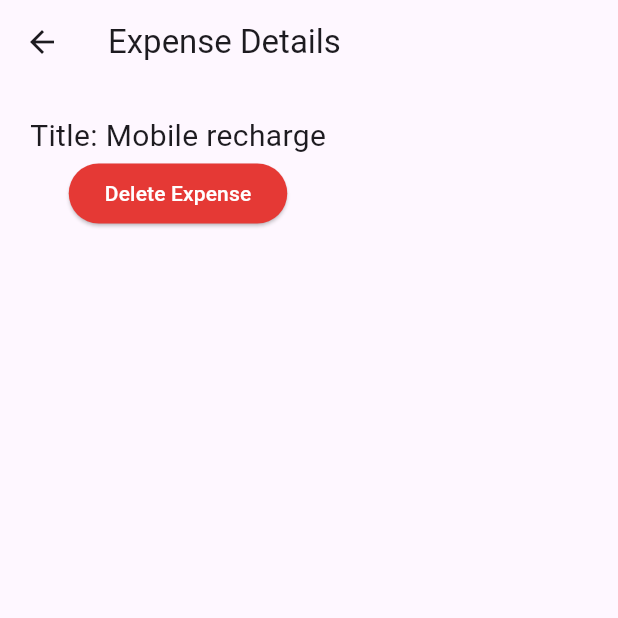
After one commit to java2786/flutter-mobile-development, a Flutter app: the screen it shows after launch, after a tap on "Mobile recharge", on a phone screen of 412 x 824 dp, the top half of it. The commit adds this screen. Run offline on Flutter 3.47's test engine with Material 3 defaults, Android fonts, the phone set to English and light mode, and no system bars; our stand-ins replace shared_preferences.

Commit message:
routing and data sharing

```diff
--- /dev/null
+++ b/flutter_tutorials/expense_tracker/lib/expense_detail_screen.dart
@@ -0,0 +1,30 @@
+import 'dart:math';
+
+import 'package:expense_tracker/expense_model.dart';
+import 'package:flutter/material.dart';
+
+class ExpenseDetailsScreen extends StatelessWidget{
+  final Expense expense;
+  ExpenseDetailsScreen({super.key, required this.expense});
+
+  @override
+  Widget build(BuildContext context) {
+    return Scaffold(
+      appBar: AppBar(title: Text("Expense Details"),),
+      body: Padding(
+        padding: EdgeInsets.all(20),
+        child: Column(
+          children: [
+            Text("Title: ${expense.title}", style: TextStyle(fontSize: 20),),
+            ElevatedButton(
+              style: ElevatedButton.styleFrom(backgroundColor: Colors.red[600]),
+              onPressed: (){
+                Navigator.pop(context, "delete");
+              },
+              child: Text("Delete Expense", style: TextStyle(color: Colors.white),)),
+          ],
+        ),
+      ),
+    );
+  }
+}
--- a/flutter_tutorials/expense_tracker/lib/main.dart
+++ b/flutter_tutorials/expense_tracker/lib/main.dart
@@ -1,4 +1,5 @@
 import 'package:expense_tracker/add_expense_screen.dart';
+import 'package:expense_tracker/expense_detail_screen.dart';
 import 'package:expense_tracker/expense_model.dart';
 import 'package:flutter/material.dart';
 
@@ -65,17 +66,64 @@ class _HomeScreenState extends State<HomeScreen> {
     }
   }
 
-  void navigateToDetail(Expense expense) {
+  void navigateToDetail(Expense expense, int index) async {
     print("${expense.title} is clicked");
+
+    final result = await Navigator.push(
+      context,
+      MaterialPageRoute(
+        builder: (context) {
+          // return AddExpenseScreen();
+          return ExpenseDetailsScreen(expense: expense);
+        },
+      ),
+    );
+
+    if(result == 'delete'){
+      setState(() {
+      // expenses.removeAt(index);
+      int ei = -1;
+
+      for(int i=0;i<expenses.length;i++){
+        Expense currentExpense = expenses[i];
+        if(currentExpense.title == expense.title &&
+          currentExpense.amount == expense.amount &&
+          currentExpense.category == expense.category &&
+          currentExpense.date == expense.date){
+            ei = i;
+            break;
+          }
+      }
+
+      if(ei>-1){
+        expenses.removeAt(ei);
+      }
+      });
+
+    }
   }
 
   @override
   Widget build(BuildContext context) {
+
+    double total = 0;
+    for(int i=0;i<expenses.length;i++){
+      total = total + expenses[i].amount;
+    }
+
     return Scaffold(
       appBar: AppBar(title: Text("Expense Tracker App")),
       // body: Center(child: Text("Expense List"),),
       body: Column(
         children: [
+          Container(
+            padding: EdgeInsets.all(15),
+            color: Colors.teal[100],
+            child: Text(
+              "Total Spent: Rs. ${total.toStringAsFixed(2)}",
+              style: TextStyle(fontSize: 20, fontWeight: FontWeight.bold),
+            ),
+          ),
           Expanded(
             child: expenses.isNotEmpty
                 ? ListView.builder(
@@ -89,7 +137,7 @@ class _HomeScreenState extends State<HomeScreen> {
                           "Rs. ${expense.amount.toStringAsFixed(2)}",
                         ),
                         onTap: () {
-                          navigateToDetail(expense);
+                          navigateToDetail(expense, index);
                           // navigateToDetail
                         },
                       );
```
